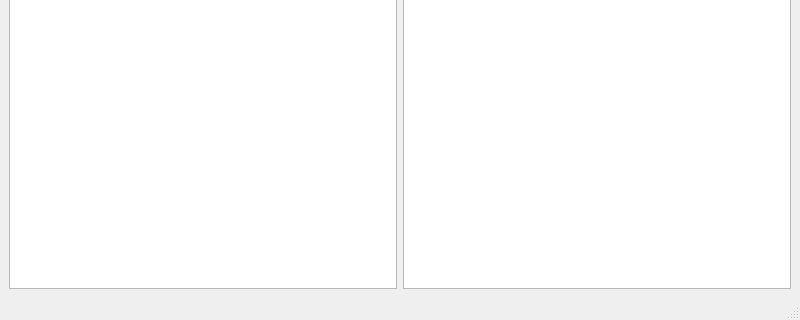
The window that MainWindow.ui (GoodCoder666/GoogleTranslate_IPFinder) describes before a commit, drawn with Qt 5; both pictures show x 0 to 800 and y 280 to 600 of the 800 by 600 pixel window.
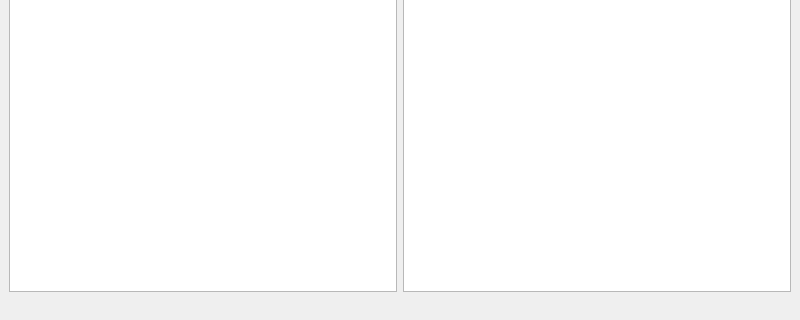
The same window after the commit. Icons and pictures are not drawn.

```diff
--- a/MainWindow.ui
+++ b/MainWindow.ui
@@ -161,7 +161,11 @@
    <addaction name="optionsMenu"/>
    <addaction name="helpMenu"/>
   </widget>
-  <widget class="QStatusBar" name="statusbar"/>
+  <widget class="QStatusBar" name="statusbar">
+   <property name="sizeGripEnabled">
+    <bool>false</bool>
+   </property>
+  </widget>
   <action name="actSettings">
    <property name="text">
     <string>设置…</string>
```
